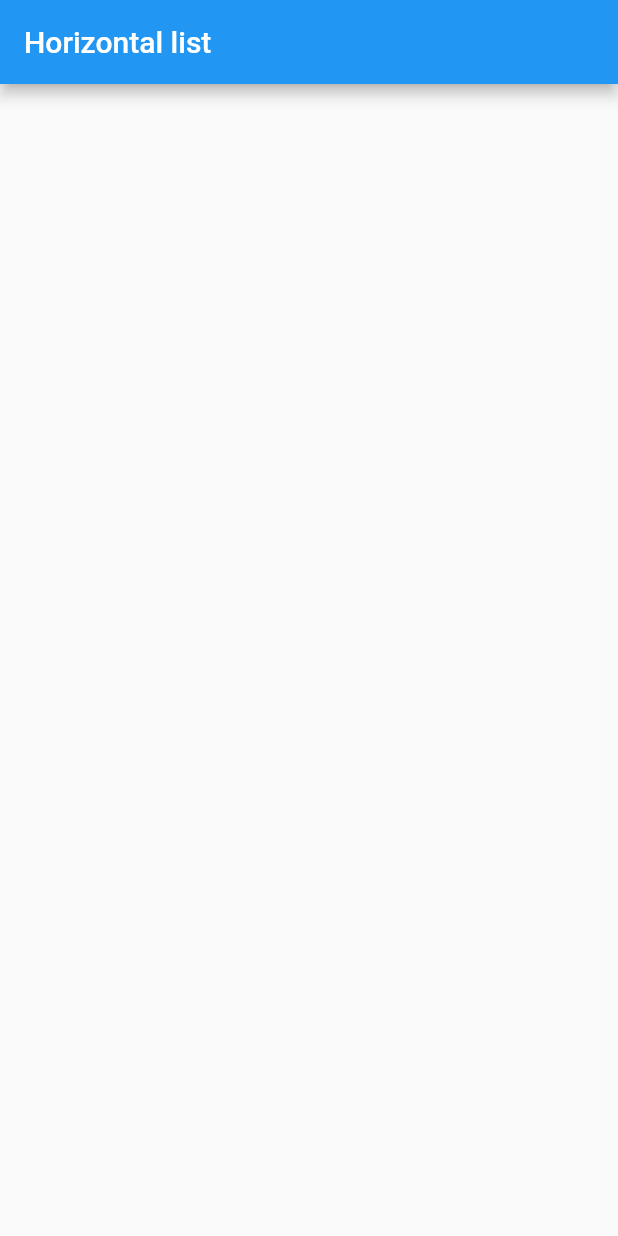
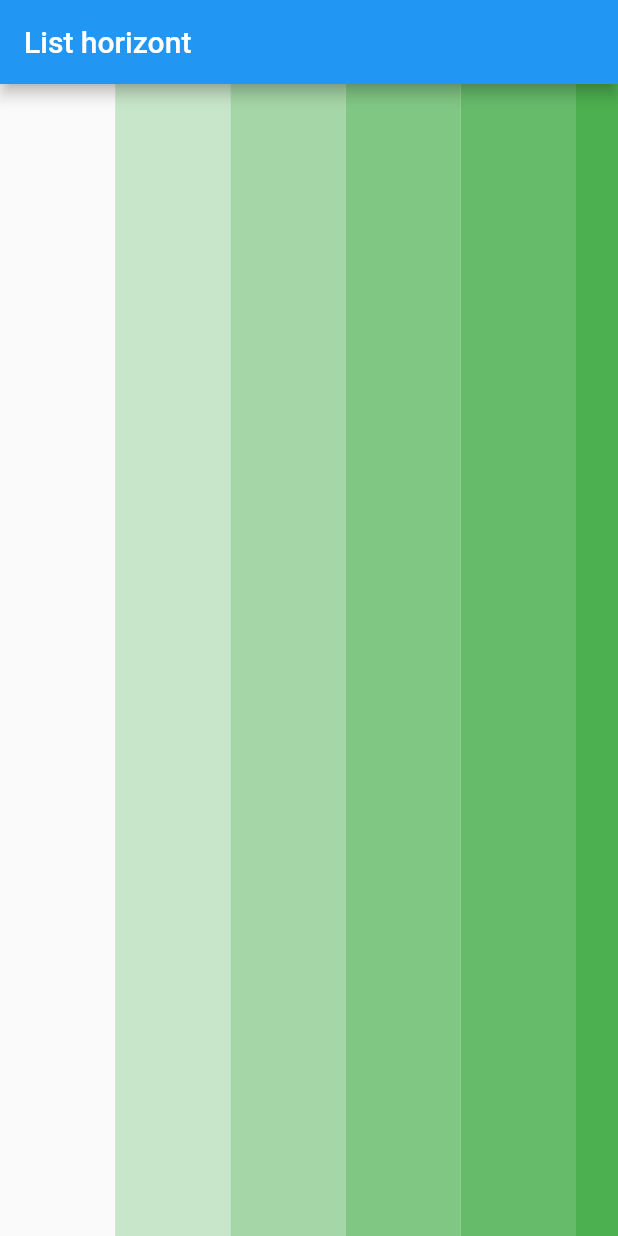
Before and after one commit to arsikz3/flutter_home_work6, a Flutter app: the screen it shows after launch, on a phone screen of 412 x 824 dp. Run offline on Flutter 3.47's test engine with Material 2 defaults, Android fonts, the phone set to English and light mode, and no system bars.

```diff
--- a/horizontal_list/lib/main.dart
+++ b/horizontal_list/lib/main.dart
@@ -19,24 +19,71 @@ class MyApp extends StatelessWidget {
 }
 
 class MyHomePage extends StatefulWidget {
-  MyHomePage({Key key}) : super(key: key);
+  MyHomePage({Key? key}) : super(key: key);
 
   @override
   _MyHomePageState createState() => _MyHomePageState();
 }
 
 class _MyHomePageState extends State<MyHomePage> {
+  var list = List<int>.generate(10, (index) => index + 1);
   @override
   Widget build(BuildContext context) {
     return Scaffold(
       appBar: AppBar(
-        title: Text('Horizontal list'),
+        title: Text('List horizont'),
       ),
-      body: Center(
-        child: Column(
-          mainAxisAlignment: MainAxisAlignment.center,
-          children: <Widget>[],
-        ),
+      body: LayoutBuilder(
+        builder: (BuildContext context, BoxConstraints constraints) {
+          double width = constraints.constrainWidth();
+
+          print(width);
+
+          return width < 500
+              ? /*Padding(
+                  padding: EdgeInsets.only(top: 100),
+                  child: SingleChildScrollView(
+                      scrollDirection: Axis.horizontal,
+                      child: Row(
+                        children: List.generate(
+                            list.length,
+                            (index) => Padding(
+                                  padding: EdgeInsets.only(right: 10),
+                                  child: Container(
+                                      height: 100,
+                                      width: 100,
+                                      color: Colors.green[index * 100]),
+                                )),
+                      )),
+                )*/
+              GridView.builder(
+                  scrollDirection: Axis.horizontal,
+                  gridDelegate: SliverGridDelegateWithFixedCrossAxisCount(
+                    crossAxisCount: width < 500 ? 1 : 3,
+                    childAspectRatio: width < 500 ? 10 : 1,
+                  ),
+                  itemCount: list.length,
+                  itemBuilder: (context, index) {
+                    return Container(
+                      height: 80,
+                      width: 80,
+                      color: Colors.green[index * 100],
+                    );
+                  })
+              : ListView.builder(
+                  scrollDirection: Axis.horizontal,
+                  itemCount: list.length,
+                  itemBuilder: (context, index) {
+                    return Padding(
+                      padding: EdgeInsets.only(top: 10),
+                      child: Container(
+                        height: 80,
+                        width: 80,
+                        color: Colors.green[index * 100],
+                      ),
+                    );
+                  });
+        },
       ),
     );
   }
```
Also changed, not shown: horizontal_list/analysis_options.yaml (added, +29 -0 lines), horizontal_list/pubspec.yaml (+18 -5 lines), horizontal_list/pubspec.lock, 21 other files.
